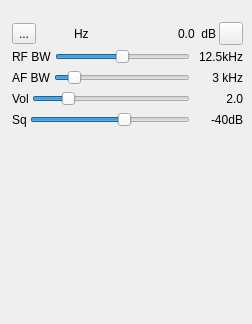
First picture: the form in plugins/channel/bfm/bfmdemodgui.ui, repository f4exb/sdrangel, before the edit.
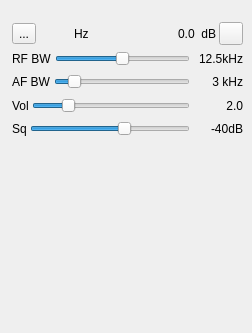
Second picture: the form after the edit. Icons and pictures are not drawn. Custom widgets are drawn as their Qt base class.

Commit message: BFM and WFM demods: Fixed initial RF BW display on deserialization

What changed in the file:
```diff
--- a/plugins/channel/bfm/bfmdemodgui.ui
+++ b/plugins/channel/bfm/bfmdemodgui.ui
@@ -7,7 +7,7 @@
     <x>0</x>
     <y>0</y>
     <width>252</width>
-    <height>324</height>
+    <height>333</height>
    </rect>
   </property>
   <property name="windowTitle">
@@ -19,7 +19,7 @@
      <x>10</x>
      <y>20</y>
      <width>235</width>
-     <height>111</height>
+     <height>121</height>
     </rect>
    </property>
    <property name="windowTitle">
@@ -339,7 +339,7 @@
    <property name="geometry">
     <rect>
      <x>10</x>
-     <y>150</y>
+     <y>160</y>
      <width>231</width>
      <height>156</height>
     </rect>
```
Left out of the diff: 3 changed lines with no effect on the pictures. The commit also changes 2 other files.
